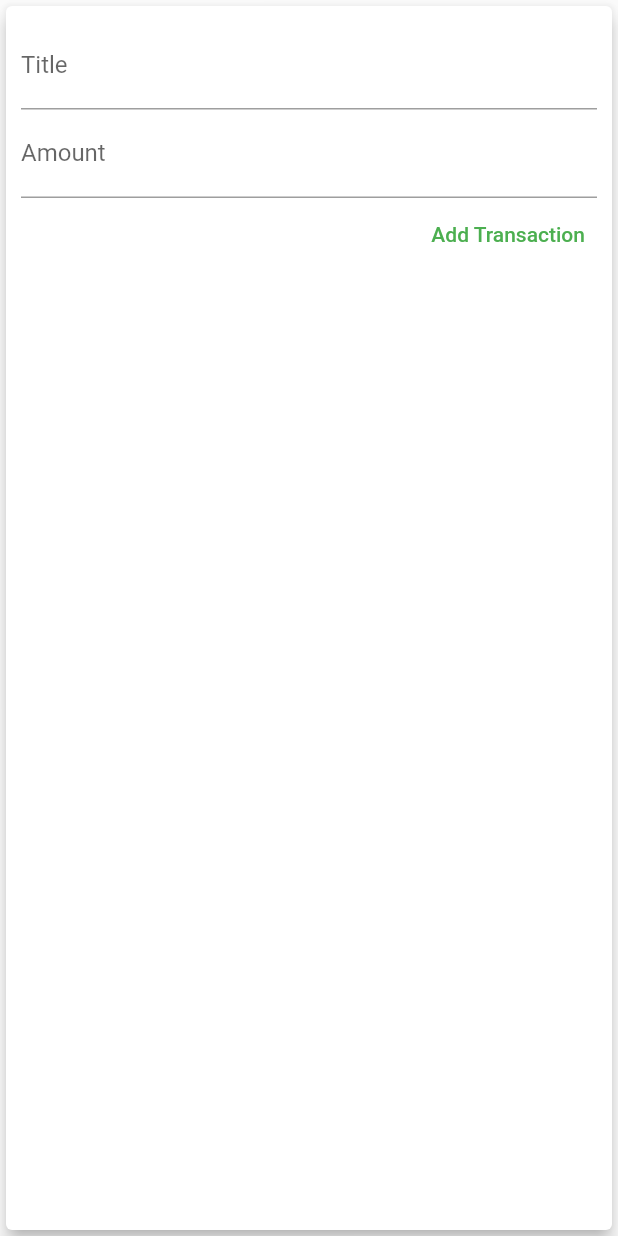
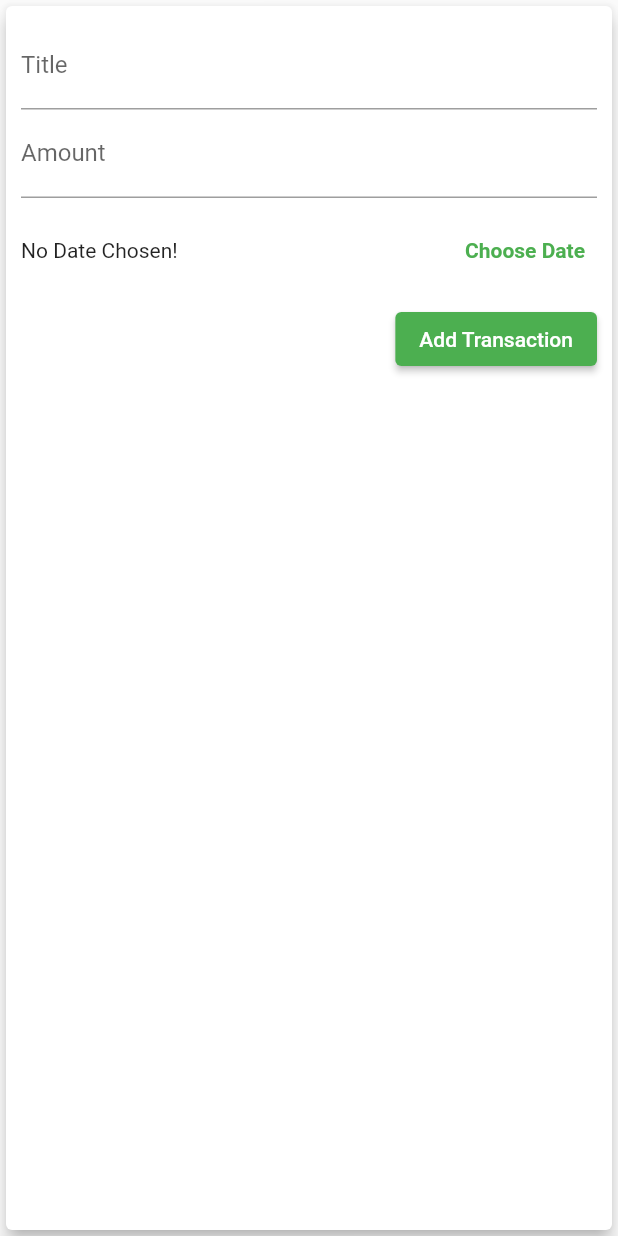
Before and after one commit to masashimorita/flutter-expenses-app, a Flutter app: the NewTransaction widget shown alone on an empty page, opened directly with empty values, after a tap on "Add Transaction", on a phone screen of 412 x 824 dp. Run offline on Flutter 3.47's test engine with Material 2 defaults, Android fonts, the phone set to English and light mode, and no system bars.

Commit message:
feat: 🎸 Add Date input to New Transaction Form

```diff
--- a/lib/main.dart
+++ b/lib/main.dart
@@ -63,13 +63,13 @@ class _MyHomePageState extends State<MyHomePage> {
     );
   }
 
-  void _addNewTransaction(String txTitle, double txAmount) {
+  void _addNewTransaction(String txTitle, double txAmount, DateTime txDate) {
     setState(() {
       final newTx = Transaction(
         DateTime.now().toString(),
         txTitle,
         txAmount,
-        DateTime.now(),
+        txDate,
       );
       this._userTransactions.add(newTx);
     });
--- a/lib/widgets/new_transaction.dart
+++ b/lib/widgets/new_transaction.dart
@@ -1,4 +1,5 @@
 import 'package:flutter/material.dart';
+import 'package:intl/intl.dart';
 
 class NewTransaction extends StatefulWidget {
   final Function onPressedButton;
@@ -10,24 +11,54 @@ class NewTransaction extends StatefulWidget {
 }
 
 class _NewTransactionState extends State<NewTransaction> {
-  final titleController = TextEditingController();
-  final amountController = TextEditingController();
+  final _titleController = TextEditingController();
+  final _amountController = TextEditingController();
+  DateTime? _selectedDate;
 
-  void submitData() {
-    final enteredTitle = this.titleController.text;
-    final enteredAmount = double.parse(this.amountController.text);
-
-    if (enteredTitle.isEmpty || enteredAmount <= 0) {
+  void _submitData() {
+    if (this._amountController.text.isEmpty) {
       return;
     }
 
-    this.widget.onPressedButton(enteredTitle, enteredAmount);
+    final enteredTitle = this._titleController.text;
+    final enteredAmount = double.parse(this._amountController.text);
+
+    if (enteredTitle.isEmpty || enteredAmount <= 0 || this._selectedDate == null) {
+      return;
+    }
+
+    this.widget.onPressedButton(enteredTitle, enteredAmount, this._selectedDate);
     Navigator.of(context).pop();
   }
 
+  void _presentDatePicker() {
+    showDatePicker(
+      context: context,
+      initialDate: DateTime.now(),
+      firstDate: DateTime(2019, 1, 1),
+      lastDate: DateTime.now(),
+    ).then((pickedDate) {
+      if(pickedDate == null) {
+        return;
+      }
+      setState(() {
+        this._selectedDate = pickedDate;
+      });
+    });
+  }
+
+  String _generateDateString() {
+    if(this._selectedDate == null) {
+      return 'No Date Chosen!';
+    } else {
+      return 'Picked Date: ${DateFormat.yMd().format(this._selectedDate!)}';
+    }
+  }
+
+
   @override
   Widget build(BuildContext context) {
-    return  Card(
+    return Card(
       elevation: 5,
       child: Container(
         padding: EdgeInsets.all(10),
@@ -36,17 +67,34 @@ class _NewTransactionState extends State<NewTransaction> {
           children: [
             TextField(
               decoration: InputDecoration(labelText: 'Title'),
-              controller: titleController,
-              onSubmitted: (_) => this.submitData(),
+              controller: this._titleController,
+              onSubmitted: (_) => this._submitData(),
             ),
             TextField(
               decoration: InputDecoration(labelText: 'Amount'),
-              controller: amountController,
-              onSubmitted: (_) => this.submitData(),
+              controller: this._amountController,
+              onSubmitted: (_) => this._submitData(),
             ),
-            TextButton(
+            Container(
+              height: 70,
+              child: Row(
+                children: [
+                  Expanded(
+                    child: Text(this._generateDateString()),
+                  ),
+                  TextButton(
+                    child: Text(
+                      'Choose Date',
+                      style: TextStyle(fontWeight: FontWeight.bold),
+                    ),
+                    onPressed: this._presentDatePicker,
+                  )
+                ],
+              ),
+            ),
+            ElevatedButton(
               child: Text('Add Transaction'),
-              onPressed: submitData
+              onPressed: this._submitData,
             ),
           ],
         ),
```
